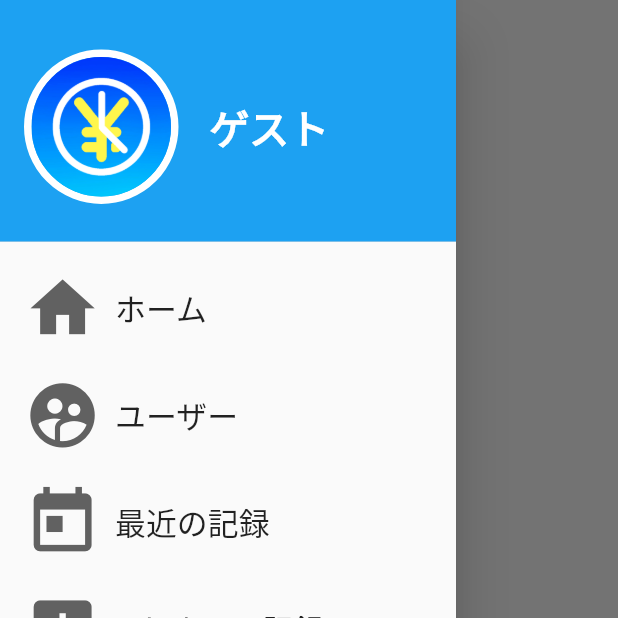
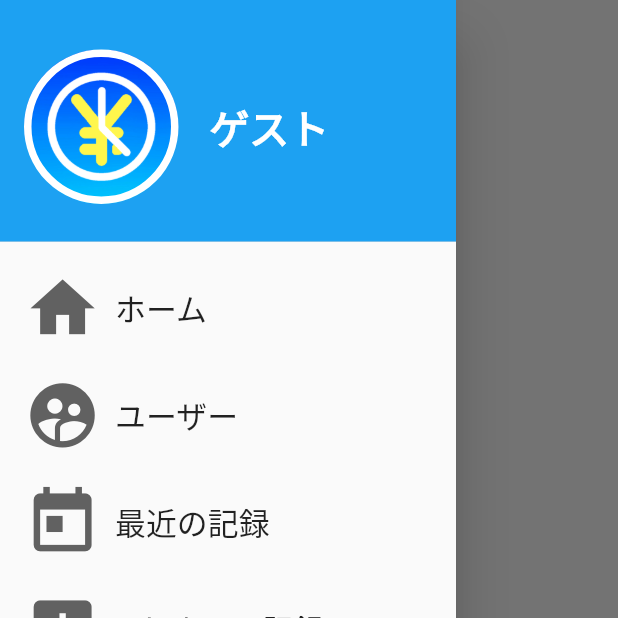
Before and after one commit to thoth000/zikanri, a Flutter app: the UserPage screen opened directly, after a tap on the "menu" icon, on a phone screen of 412 x 824 dp, the top half of it. Run offline on Flutter 3.47's test engine with Material 2 defaults, Android fonts, the phone set to English and light mode, and no system bars; our stand-ins replace hive, hive_flutter, share; accounts and stored records are empty.

Commit message:
数々の手直し

```diff
--- a/lib/items/drawer/drawer_header.dart
+++ b/lib/items/drawer/drawer_header.dart
@@ -1,5 +1,4 @@
 import 'package:flutter/material.dart';
-import '../../Setting/Setting.dart';
 import '../../data.dart';
 import 'package:provider/provider.dart';
 
@@ -19,30 +18,23 @@ class _DHWidgetState extends State<DHWidget> {
       child: Row(
         crossAxisAlignment: CrossAxisAlignment.center,
         children: <Widget>[
-            Container(
+          Hero(
+            tag: 'MyIcon',
+            child: Container(
               width: displaySize.width / 4,
               height: displaySize.width / 4,
               decoration: BoxDecoration(
-                borderRadius: BorderRadius.all(
-                  Radius.circular(
-                    displaySize.width,
-                  ),
-                ),
+                shape: BoxShape.circle,
                 border: Border.all(
                   color: (theme.isDark) ? Color(0XFF303030) : Colors.white,
                   width: 5,
                 ),
+                image: DecorationImage(
+                  fit: BoxFit.fill,
+                  image: userIcon,
                 ),
-              child: Stack(
-                children: <Widget>[
-                  Center(
-                    child: Container(
-                        decoration: BoxDecoration(
-                            shape: BoxShape.circle,
-                            image: DecorationImage(
-                                fit: BoxFit.fill, image: userIcon))),
               ),
-                  SizedBox(
+              child: SizedBox(
                 height: displaySize.width / 4,
                 width: displaySize.width / 4,
                 child: FlatButton(
@@ -51,13 +43,12 @@ class _DHWidgetState extends State<DHWidget> {
                   onPressed: () => Navigator.push(
                     context,
                     MaterialPageRoute(
-                          builder: (context) => SettingPage(),
+                      builder: (context) => MyIconPage(),
                     ),
                   ),
                   child: Container(),
                 ),
               ),
-                ],
             ),
           ),
           SizedBox(
@@ -72,10 +63,33 @@ class _DHWidgetState extends State<DHWidget> {
               style: TextStyle(
                 color: Colors.white,
                 fontSize: FontSize.large, //12.5
-                    fontWeight: FontWeight.w700),
+                fontWeight: FontWeight.w700,
+              ),
             ),
           ),
         ],
-        ));
+      ),
+    );
   }
 }
+
+class MyIconPage extends StatelessWidget {
+  @override
+  Widget build(BuildContext context) {
+    return Scaffold(
+      appBar: AppBar(
+        backgroundColor: Colors.transparent,
+        elevation: 0,
+      ),
+      body: Center(
+        child: Hero(
+          tag: 'MyIcon',
+          child: Image(
+            image: userIcon,
+            fit: BoxFit.fill,
+          ),
+        ),
+      ),
+    );
+  }
+}
--- a/lib/user/user.dart
+++ b/lib/user/user.dart
@@ -8,7 +8,6 @@ class UserPage extends StatelessWidget {
   final _scaffoldKey = GlobalKey<ScaffoldState>();
   Widget build(BuildContext context) {
     final theme = Provider.of<ThemeNotifier>(context);
-    final userData = Provider.of<UserDataNotifier>(context);
     return Scaffold(
       key: _scaffoldKey,
       appBar: AppBar(
```
Also changed, not shown: lib/data.dart (+27 -6 lines), lib/home/record_button.dart (+39 -15 lines), lib/home/this_month.dart (+4 -4 lines), lib/lately/lately.dart (+6 -6 lines). Lines whose indentation alone changed are shown as unchanged.
